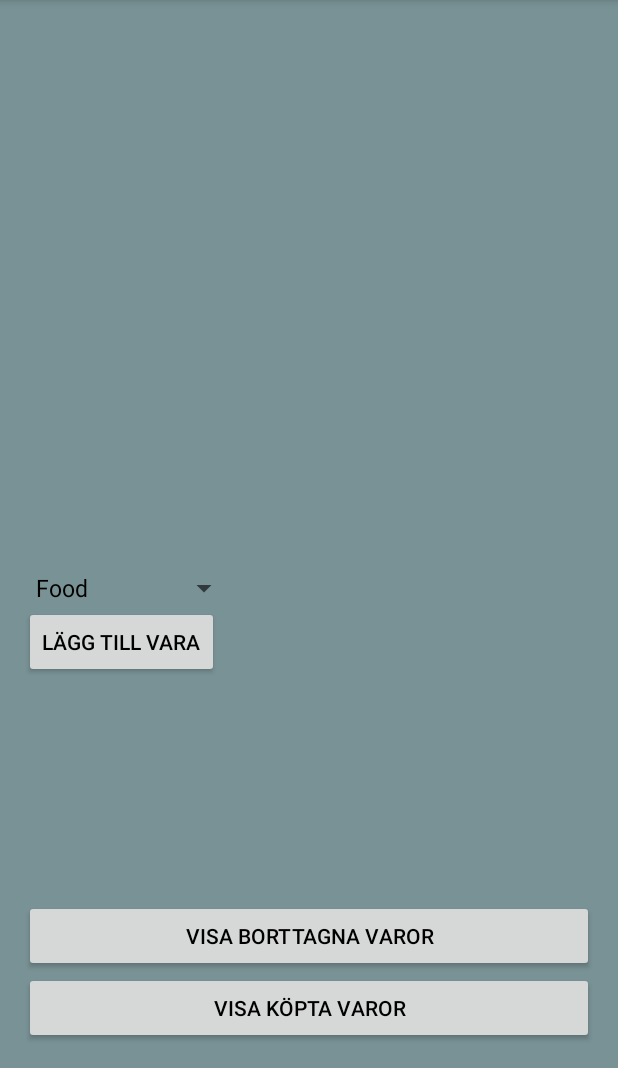
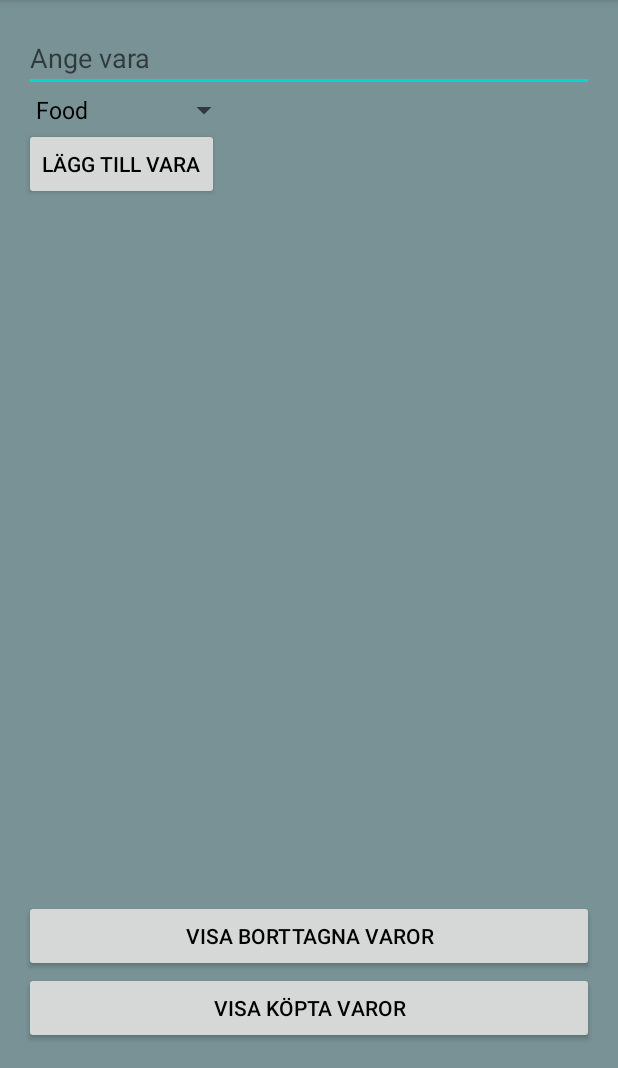
Before and after one commit to TorosK/Shopping_List_Gavle, an Android app built with Jetpack Compose: the screen it shows after launch (MainActivity), on a phone screen of 412 x 824 dp, the part 168-1236 px from its top. Run offline under Robolectric (Android 15) with nearby library versions, the phone set to English and light mode, and no system bars; 1 statement that could not run was skipped.

Commit message:
more code

```diff
--- a/app/src/main/java/com/example/shopping_list_gavle/DatabaseHelper.kt
+++ b/app/src/main/java/com/example/shopping_list_gavle/DatabaseHelper.kt
@@ -67,7 +67,7 @@ class DatabaseHelper(context: Context) :
                 put("name", item.name)
                 put("category", item.category)
                 // datetime_added sätts automatiskt till nuvarande tidsstämpel
-                // Add other fields
+                // Add other fields ?
             }
             val id = db.insert(TABLE_ITEMS, null, values)
             db.close()
--- a/app/src/main/java/com/example/shopping_list_gavle/ItemsAdapter.kt
+++ b/app/src/main/java/com/example/shopping_list_gavle/ItemsAdapter.kt
@@ -9,7 +9,8 @@ import android.view.ViewGroup
 import android.widget.TextView
 import androidx.recyclerview.widget.RecyclerView
 
-class ItemsAdapter(private var items: MutableList<Item>) : RecyclerView.Adapter<ItemsAdapter.ItemViewHolder>() {
+class ItemsAdapter : RecyclerView.Adapter<ItemsAdapter.ItemViewHolder>() {
+    private val items = mutableListOf<Item>()
 
     var onItemClick: ((Item) -> Unit)? = null
 
--- a/app/src/main/java/com/example/shopping_list_gavle/MainActivity.kt
+++ b/app/src/main/java/com/example/shopping_list_gavle/MainActivity.kt
@@ -30,29 +30,25 @@ class MainActivity : AppCompatActivity() {
         super.onCreate(savedInstanceState)
         setContentView(R.layout.activity_main)
 
+        // Initialize DatabaseHelper
         dbHelper = DatabaseHelper(this)
 
         // UI-komponenter
-        val rvItems = findViewById<RecyclerView>(R.id.rvItems)
         val etItemName = findViewById<EditText>(R.id.etItemName)
         val spCategory = findViewById<Spinner>(R.id.spCategory)
-        val btnAddItem = findViewById<Button>(R.id.btnAddItem)
         val btnShowDeletedItems = findViewById<Button>(R.id.btnShowDeletedItems)
         val btnShowPurchasedItems = findViewById<Button>(R.id.btnShowPurchasedItems)
 
         // Example categories - modify as needed
         val categories = arrayOf("Food", "Clothing", "Electronics")
 
-        // In onCreate of MainActivity
-        val spinnerAdapter = ArrayAdapter(this, android.R.layout.simple_spinner_item, categories)
-        spinnerAdapter.setDropDownViewResource(android.R.layout.simple_spinner_dropdown_item)
-        spCategory.adapter = spinnerAdapter
+        // Setup RecyclerView and Adapter
+        val rvItems = findViewById<RecyclerView>(R.id.rvItems)
+        rvItems.layoutManager = LinearLayoutManager(this)
+        rvItems.adapter = itemsAdapter
 
-        // Setup RecyclerView för varor
-        itemsAdapter = ItemsAdapter(mutableListOf()) // Pseudokod - implementera ItemsAdapter
-        rvItems.adapter = itemsAdapter
-        rvItems.layoutManager = LinearLayoutManager(this)
-
+        // Setup Add Item Button
+        val btnAddItem = findViewById<Button>(R.id.btnAddItem)
         // Lägg till en vara
         btnAddItem.setOnClickListener {
             val itemName = etItemName.text.toString().trim()
@@ -73,6 +69,16 @@ class MainActivity : AppCompatActivity() {
                 etItemName.error = "Varans namn kan inte vara tomt"
             }
         }
+
+        // In onCreate of MainActivity
+        val spinnerAdapter = ArrayAdapter(this, android.R.layout.simple_spinner_item, categories)
+        spinnerAdapter.setDropDownViewResource(android.R.layout.simple_spinner_dropdown_item)
+        spCategory.adapter = spinnerAdapter
+
+        // Initialize the RecyclerView adapter without passing a list
+        itemsAdapter = ItemsAdapter()
+        rvItems.adapter = itemsAdapter
+        rvItems.layoutManager = LinearLayoutManager(this)
 
         // Visa borttagna varor
         btnShowDeletedItems.setOnClickListener {
--- a/app/src/main/res/layout/activity_main.xml
+++ b/app/src/main/res/layout/activity_main.xml
@@ -8,11 +8,11 @@
     android:padding="16dp">
 
     <!-- Input-fält och knapp för att lägga till nya varor -->
+    <!-- EditText for Item Name -->
     <EditText
         android:id="@+id/etItemName"
-        android:layout_width="0dp"
+        android:layout_width="match_parent"
         android:layout_height="wrap_content"
-        android:layout_weight="1"
         android:hint="@string/item_name" />
 
     <Spinner
@@ -26,7 +26,7 @@
         android:layout_height="wrap_content"
         android:text="@string/add_item" />
 
-    <!-- RecyclerView för att visa aktuella varor -->
+    <!-- RecyclerView for displaying current items -->
     <androidx.recyclerview.widget.RecyclerView
         android:id="@+id/rvItems"
         android:layout_width="match_parent"
```
